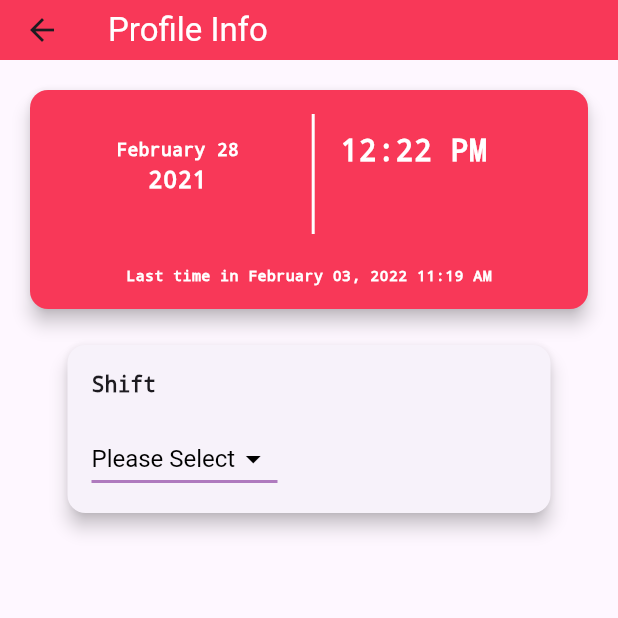
After one commit to fahim-foyshal/robisalesautomationflutter, a Flutter app: the screen it shows after launch, after a tap on "kamal hossain", on a phone screen of 412 x 824 dp, the top half of it. The commit adds this screen. Run offline on Flutter 3.47's test engine with Material 3 defaults, Android fonts, the phone set to English and light mode, and no system bars; our stand-ins replace font_awesome_flutter; network calls fail.

Commit message:
Profile info Dropdown

```diff
--- /dev/null
+++ b/lib/view/ProfileInfo.dart
@@ -0,0 +1,184 @@
+import 'package:flutter/material.dart';
+
+class ProfileInfo extends StatefulWidget {
+  const ProfileInfo({super.key});
+
+  @override
+  State<ProfileInfo> createState() => _ProfileInfoState();
+}
+
+class _ProfileInfoState extends State<ProfileInfo> {
+   String selectedOption = 'Please Select';
+  List<String> dropdownOptions = [
+    'Please Select',
+    'Morning',
+    'Afternone',
+    'Night',
+  ];
+  @override
+  Widget build(BuildContext context) {
+    return Scaffold(
+      appBar: AppBar(
+        title: Text(
+          "Profile Info",
+          style: TextStyle(color: Colors.white),
+        ),
+        backgroundColor: const Color.fromARGB(255, 248, 56, 88),
+        toolbarHeight: 40,
+      ),
+      body: Column(
+        children: [
+          Container(
+            padding: EdgeInsets.all(16.0),
+            child: Card(
+              elevation: 5,
+              color: const Color.fromARGB(255, 248, 56, 88),
+              child: Padding(
+                padding: const EdgeInsets.all(16.0),
+                child: Column(
+                  crossAxisAlignment: CrossAxisAlignment.start,
+                  children: [
+                    Container(
+                      height: 100,
+                      child: Row(
+                        crossAxisAlignment: CrossAxisAlignment.start,
+                        children: [
+                          Container(
+                            width: MediaQuery.of(context).size.width / 2.5,
+                            margin: EdgeInsets.only(top: 15.0),
+                            child: Column(
+                              children: [
+                                Text(
+                                  'February 28',
+                                  style: TextStyle(
+                                    fontWeight: FontWeight.bold,
+                                    fontSize: 12,
+                                    color: Colors.white,
+                                    fontFamily: "monospace",
+                                  ),
+                                ),
+                                Text(
+                                  '2021',
+                                  style: TextStyle(
+                                    fontWeight: FontWeight.bold,
+                                    fontSize: 16,
+                                    color: Colors.white,
+                                    fontFamily: "monospace",
+                                  ),
+                                )
+                              ],
+                            ),
+                          ),
+                          Container(
+                            margin: EdgeInsets.only(right: 10.0),
+                            height: 80,
+                            child: VerticalDivider(
+                              color: Colors.white,
+                              thickness: 2,
+                            ),
+                          ),
+                          Container(
+                            margin: EdgeInsets.only(top: 10.0),
+                            child: Text(
+                              '12:22 PM',
+                              style: TextStyle(
+                                fontWeight: FontWeight.bold,
+                                fontSize: 20,
+                                color: Colors.white,
+                                fontFamily: "monospace",
+                              ),
+                            ),
+                          )
+                        ],
+                      ),
+                    ),
+                    // Additional text at the bottom of the card
+                    Center(
+                      child: Container(
+                        child: Text(
+                          'Last time in February 03, 2022 11:19 AM',
+                          style: TextStyle(
+                            fontWeight: FontWeight.bold,
+                            fontSize: 10,
+                            color: Colors.white,
+                            fontFamily: "monospace",
+
+                          ),
+                        ),
+                      ),
+                    ),
+                  ],
+                ),
+              ),
+            ),
+          ),
+            Container(
+          height: 120,
+          width: 330,
+         child: Card(
+          elevation: 5,
+          child: Column(
+            crossAxisAlignment: CrossAxisAlignment.start,
+            children: [
+             Padding(
+                    padding: const EdgeInsets.all(16.0),
+                    child: Text(
+                      'Shift',
+                      style: TextStyle(
+                        fontWeight: FontWeight.bold,
+                        fontSize: 14,
+                        fontFamily: "monospace",
+                      ),
+                    ),
+                  ),
+
+             Container(
+            padding: EdgeInsets.only(left:16.0),
+            width: 140,
+             // Set the width of the Container
+            child: DropdownButton<String>(
+              value: selectedOption,
+              onChanged: (String? newValue) {
+                setState(() {
+                  selectedOption = newValue!;
+                });
+              },
+              style: TextStyle(
+                fontSize: 16,
+                color: Colors.black, // Text color
+              ),
+              icon: Icon(
+                Icons.arrow_drop_down,
+                color: Colors.black, // Dropdown arrow color
+              ),
+              underline: Container(
+                height: 2,
+                color: Color.fromARGB(255, 175, 122, 190), // Underline color
+              ),
+              items: dropdownOptions.map((String option) {
+                return DropdownMenuItem<String>(
+                  value: option,
+                  child: Text(
+                    option,
+                    style: TextStyle(
+                      fontSize: 16,
+                      color: Colors.black, // Dropdown item text color
+                    ),
+                  ),
+                );
+              }).toList(),
+            ),
+             )
+
+          ]),
+         ),
+        ),
+        //--->>>>>>>>3rd container start
+         Container(
+
+         )
+        ],
+      ),
+    );
+  }
+}
--- a/lib/view/homepage.dart
+++ b/lib/view/homepage.dart
@@ -1,6 +1,7 @@
 import 'package:flutter/material.dart';
 import 'package:font_awesome_flutter/font_awesome_flutter.dart';
 import 'package:robisalesautomation/view/distributer.dart';
+import 'package:robisalesautomation/view/ProfileInfo.dart';
 
 class Homepage extends StatefulWidget {
   const Homepage({super.key});
@@ -20,7 +21,14 @@ class _HomepageState extends State<Homepage> {
       body: Column(
         mainAxisAlignment: MainAxisAlignment.start,
         children: [
-          Container(
+          GestureDetector(
+            onTap: () {
+              Navigator.push(
+                context,
+                MaterialPageRoute(builder: (context) => ProfileInfo()),
+              );
+            },
+            child: Container(
               height: 100,
               decoration: const BoxDecoration(
                 color: Color.fromARGB(255, 248, 56, 88),
@@ -78,6 +86,7 @@ class _HomepageState extends State<Homepage> {
                     ],
                   ),
                 ],
+              ),
             ),
           ),
           const SizedBox(height: 20),
@@ -228,7 +237,7 @@ class _HomepageState extends State<Homepage> {
       onTap: onTap,
       child: Container(
         width: MediaQuery.of(context).size.width / 3 - 10 * 2,
-        height: 120,
+        height: MediaQuery.of(context).size.height / 6 - 10 * 2,
         decoration: BoxDecoration(
           borderRadius: BorderRadius.circular(10),
           color: Colors.white,
```
Lines whose indentation alone changed are shown as unchanged.
